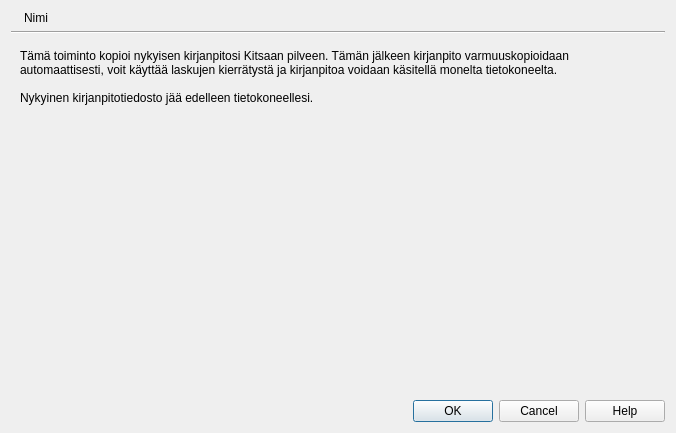
Before: the Qt Designer form kitsas/pilvi/pilveensiirto.ui in artoh/kitupiikki, drawn with Qt 5.
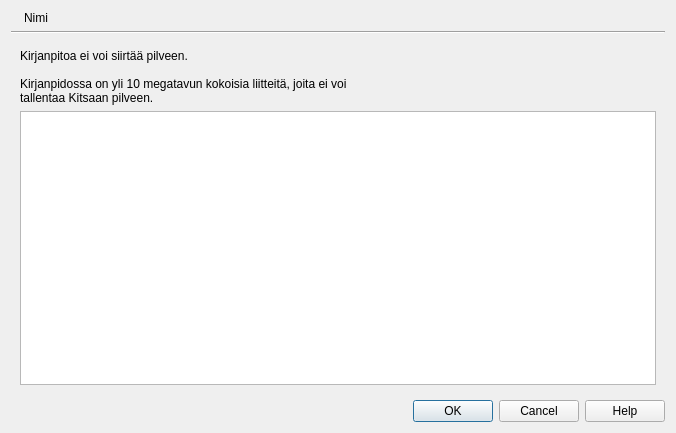
After: the same form once the commit is applied. The open tabs and pages were chosen to show the change. Icons and pictures are not drawn.

Commit message: Pilveensiirrossa kerrotaan yli-isot liitteet

```diff
--- a/kitsas/pilvi/pilveensiirto.ui
+++ b/kitsas/pilvi/pilveensiirto.ui
@@ -201,6 +201,23 @@
        </item>
       </layout>
      </widget>
+     <widget class="QWidget" name="page_4">
+      <layout class="QVBoxLayout" name="verticalLayout_5">
+       <item>
+        <widget class="QLabel" name="isotTiedostot">
+         <property name="text">
+          <string>Kirjanpitoa ei voi siirtää pilveen. 
+
+Kirjanpidossa on yli 10 megatavun kokoisia liitteitä, joita ei voi 
+tallentaa Kitsaan pilveen.</string>
+         </property>
+        </widget>
+       </item>
+       <item>
+        <widget class="QListWidget" name="isoLista"/>
+       </item>
+      </layout>
+     </widget>
     </widget>
    </item>
    <item>
```
The commit also changes 3 other files.
